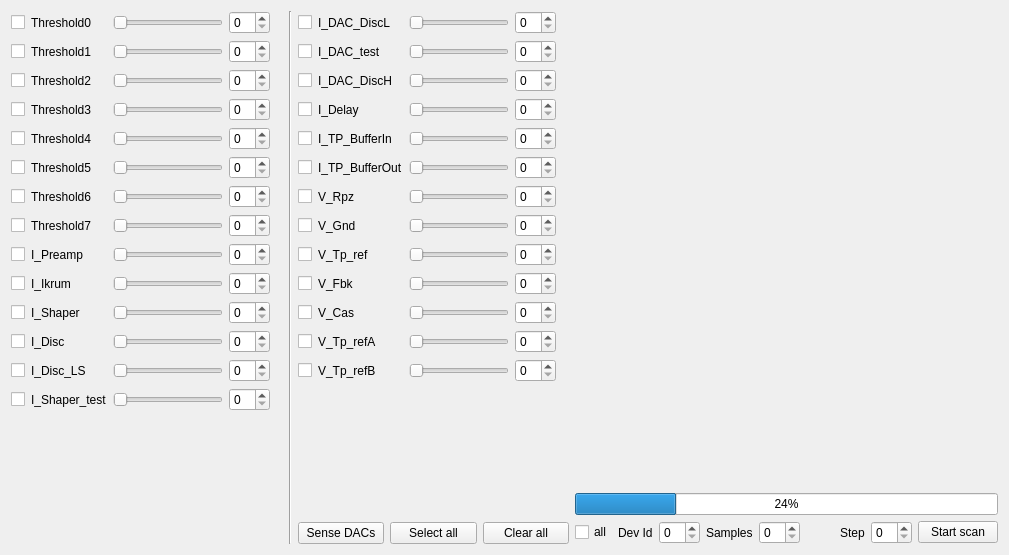
Before: the Qt Designer form SpidrMpx3Eq/qcstmdacs.ui in navrit/dexter, drawn with Qt 5.
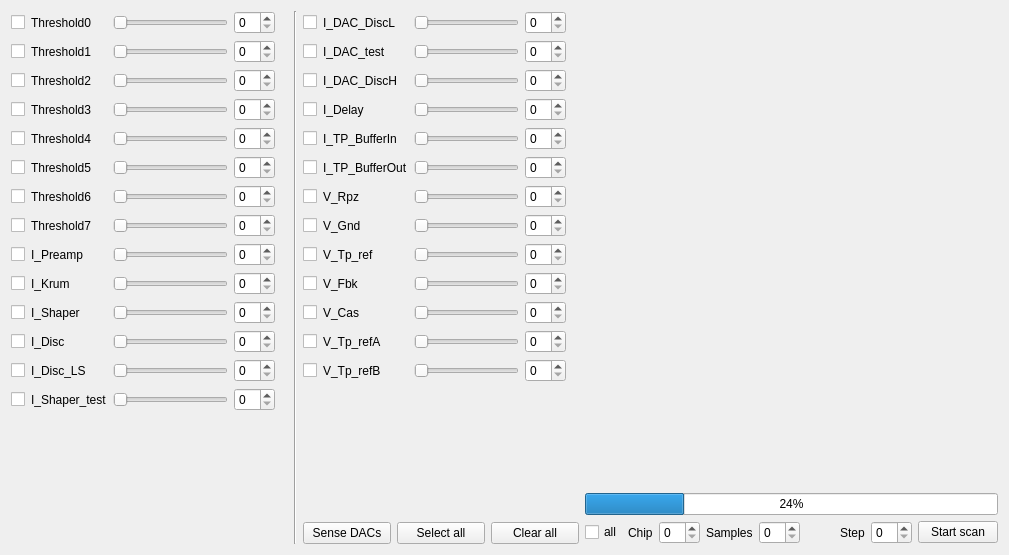
After: the same form once the commit is applied. Custom widgets are drawn as their Qt base class.

Commit message: Fix #167 - move ZMQ and Merlin buttons to Developer mode & cleanup

```diff
--- a/SpidrMpx3Eq/qcstmdacs.ui
+++ b/SpidrMpx3Eq/qcstmdacs.ui
@@ -76,7 +76,7 @@
        <item row="9" column="1">
         <widget class="QLabel" name="dac9Label">
          <property name="text">
-          <string>I_Ikrum</string>
+          <string>I_Krum</string>
          </property>
         </widget>
        </item>
@@ -1106,7 +1106,7 @@
             <string>Devide Id</string>
            </property>
            <property name="text">
-            <string>Dev Id</string>
+            <string>Chip</string>
            </property>
           </widget>
          </item>
```
Left out of the diff: 2 changed lines with no effect on the pictures. The commit also changes 7 other files.
